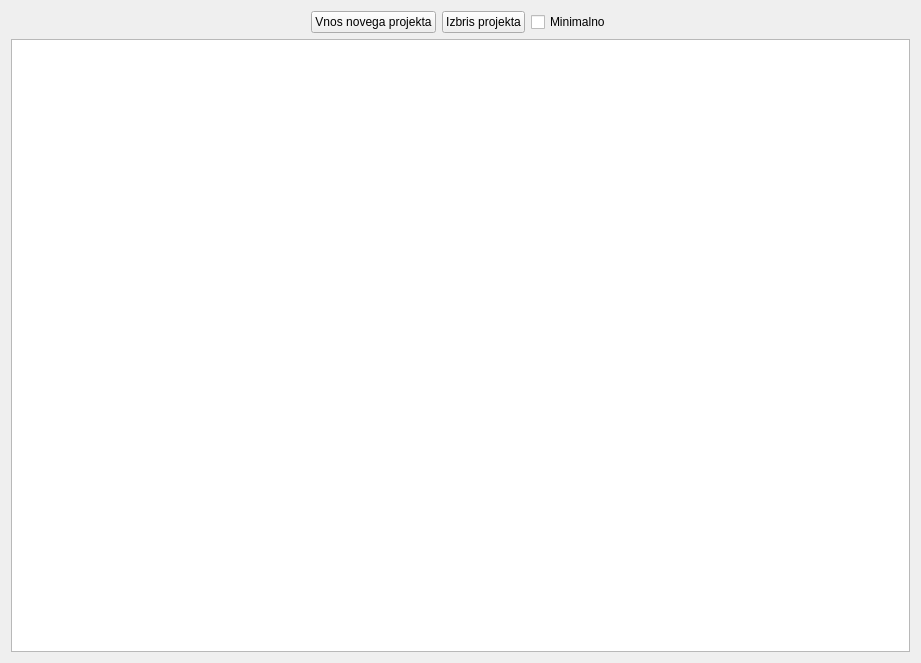
bubi-luka/BubiRacun, file wid_projekti.ui: the form before one commit.
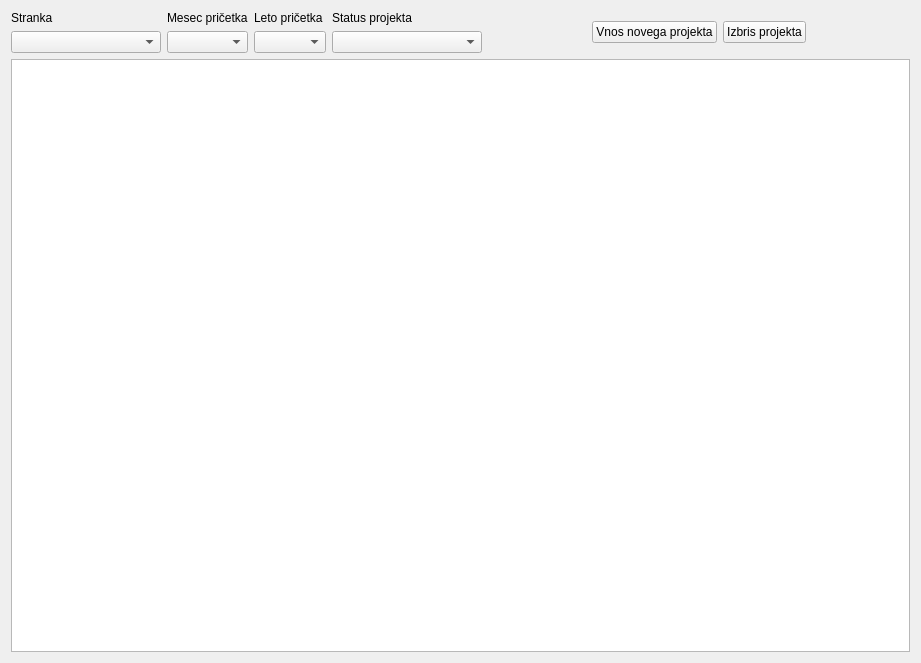
The form after the commit.

Commit message:
Filtriranje 1. del (stranke, projekti)
Na novo oblikovane tabele prikaza strank in projektov.
Filtriranje po zahtevanih kriterijih.

Patch:
```diff
--- a/wid_projekti.ui
+++ b/wid_projekti.ui
@@ -16,9 +16,67 @@
   <property name="windowTitle">
    <string>Form</string>
   </property>
-  <layout class="QGridLayout" name="gridLayout">
-   <item row="0" column="0">
+  <layout class="QVBoxLayout" name="verticalLayout">
+   <item>
     <layout class="QHBoxLayout" name="horizontalLayout">
+     <item>
+      <layout class="QGridLayout" name="gridLayout">
+       <item row="0" column="1">
+        <widget class="QLabel" name="label_2">
+         <property name="text">
+          <string>Mesec pričetka</string>
+         </property>
+        </widget>
+       </item>
+       <item row="0" column="2">
+        <widget class="QLabel" name="label_3">
+         <property name="text">
+          <string>Leto pričetka</string>
+         </property>
+        </widget>
+       </item>
+       <item row="0" column="3">
+        <widget class="QLabel" name="label_4">
+         <property name="text">
+          <string>Status projekta</string>
+         </property>
+        </widget>
+       </item>
+       <item row="0" column="0">
+        <widget class="QLabel" name="label">
+         <property name="text">
+          <string>Stranka</string>
+         </property>
+        </widget>
+       </item>
+       <item row="1" column="0">
+        <widget class="QComboBox" name="cb_stranka">
+         <property name="minimumSize">
+          <size>
+           <width>150</width>
+           <height>0</height>
+          </size>
+         </property>
+        </widget>
+       </item>
+       <item row="1" column="1">
+        <widget class="QComboBox" name="cb_mesec"/>
+       </item>
+       <item row="1" column="2">
+        <widget class="QComboBox" name="cb_leto"/>
+       </item>
+       <item row="1" column="3">
+        <widget class="QComboBox" name="cb_projekt">
+         <property name="minimumSize">
+          <size>
+           <width>150</width>
+           <height>0</height>
+          </size>
+         </property>
+        </widget>
+       </item>
+      </layout>
+     </item>
      <item>
       <spacer name="horizontalSpacer">
        <property name="orientation">
@@ -46,13 +104,6 @@
        </property>
       </widget>
      </item>
-     <item>
-      <widget class="QCheckBox" name="btn_min">
-       <property name="text">
-        <string>Minimalno</string>
-       </property>
-      </widget>
-     </item>
      <item>
       <spacer name="horizontalSpacer_2">
        <property name="orientation">
@@ -68,7 +119,7 @@
      </item>
     </layout>
    </item>
-   <item row="1" column="0">
+   <item>
     <widget class="QTableWidget" name="tbl_projekti">
      <property name="editTriggers">
       <set>QAbstractItemView::NoEditTriggers</set>
```
The commit also changes 9 other files.
